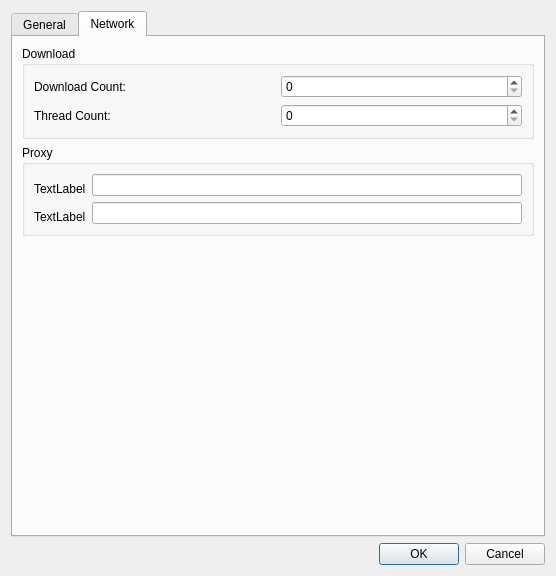
Qt form src/ui/preferences.ui (kaniol-lck/modmanager) before a commit.
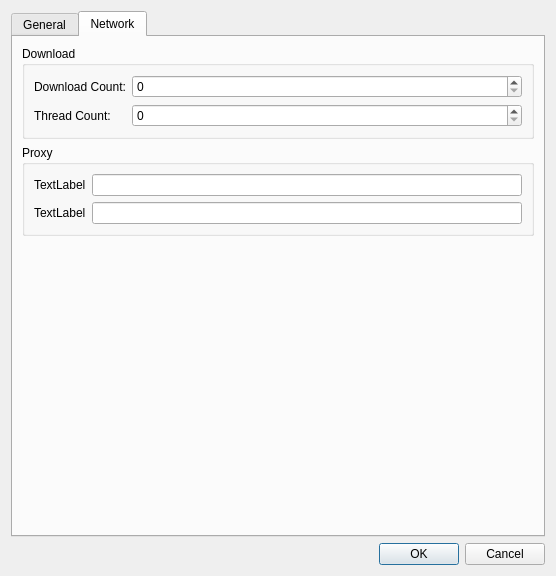
The same form after that commit. The open tabs and pages were chosen to show the change.

Patch:
```diff
--- a/src/ui/preferences.ui
+++ b/src/ui/preferences.ui
@@ -159,6 +159,8 @@
          </property>
          <layout class="QGridLayout" name="gridLayout_4">
           <item row="0" column="0">
+           <layout class="QFormLayout" name="formLayout_3">
+            <item row="0" column="0">
            <widget class="QLabel" name="label_2">
             <property name="text">
              <string>Download Count:</string>
@@ -179,6 +181,8 @@
            <widget class="QSpinBox" name="threadCount"/>
           </item>
          </layout>
+          </item>
+         </layout>
         </widget>
        </item>
        <item row="1" column="0">
@@ -187,7 +191,9 @@
           <string>Proxy</string>
          </property>
          <layout class="QGridLayout" name="gridLayout_3">
-          <item row="0" column="0" rowspan="2">
+          <item row="0" column="0">
+           <layout class="QFormLayout" name="formLayout_4">
+            <item row="0" column="0">
            <widget class="QLabel" name="label_3">
             <property name="text">
              <string>TextLabel</string>
@@ -197,15 +203,20 @@
           <item row="0" column="1">
            <widget class="QLineEdit" name="lineEdit"/>
           </item>
-          <item row="1" column="1" rowspan="2">
-           <widget class="QLineEdit" name="lineEdit_2"/>
-          </item>
-          <item row="2" column="0">
+            <item row="1" column="0">
            <widget class="QLabel" name="label_4">
             <property name="text">
              <string>TextLabel</string>
             </property>
-           </widget>
+              <property name="buddy">
+               <cstring>lineEdit_2</cstring>
+              </property>
+             </widget>
+            </item>
+            <item row="1" column="1">
+             <widget class="QLineEdit" name="lineEdit_2"/>
+            </item>
+           </layout>
           </item>
          </layout>
         </widget>
```
Left out of the diff: 12 changed lines with no effect on the pictures. Lines whose indentation alone changed are shown as unchanged.
